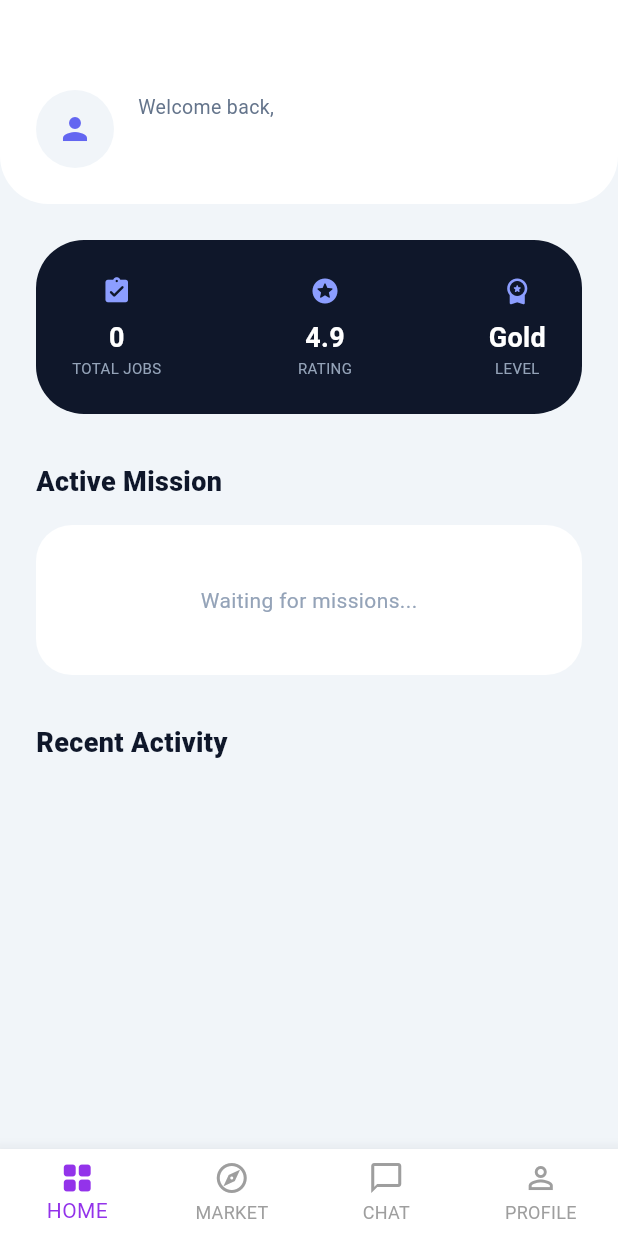
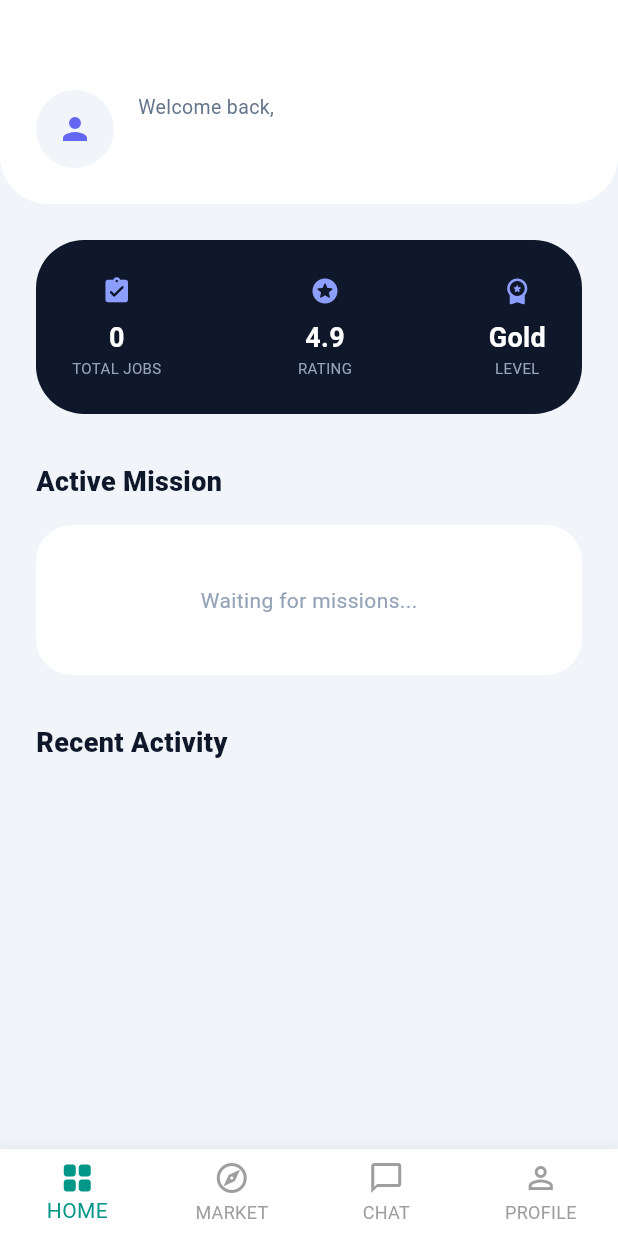
Before and after one commit to keyurvisavadiya/nearfix_partner, a Flutter app: the MyApp screen opened directly, on a phone screen of 412 x 824 dp. Run offline on Flutter 3.47's test engine with Material 3 defaults, Android fonts, the phone set to English and light mode, and no system bars; our stand-ins replace image_picker, introduction_screen, shared_preferences, shimmer; accounts and stored records are empty; network calls fail.

```diff
--- a/lib/main.dart
+++ b/lib/main.dart
@@ -82,7 +82,7 @@ class _MyAppState extends State<MyApp> {
         backgroundColor: Colors.white,
         elevation: 10,
         type: BottomNavigationBarType.fixed,
-        selectedItemColor: const Color(0xFF9333EA),
+        selectedItemColor: Colors.teal,
         unselectedItemColor: Colors.grey,
         showUnselectedLabels: true,
         items: const [
```
